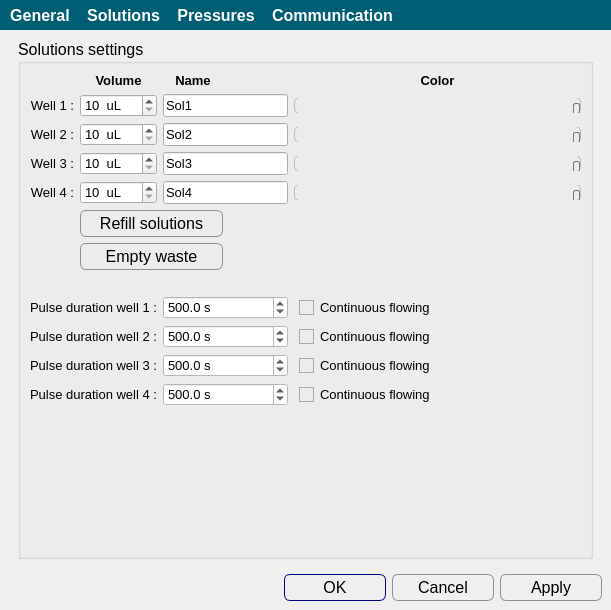
bellonemauro/Labonatip2.0, file apps/Lab-on-a-tip/tools.ui: the form before one commit.
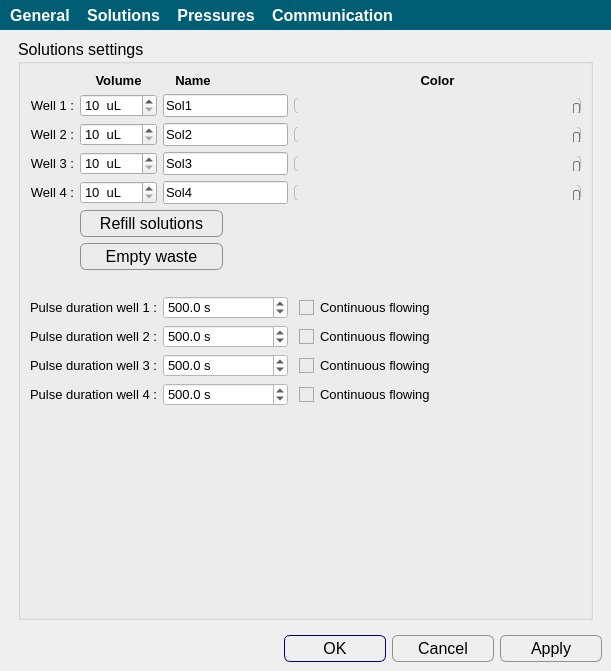
The form after the commit. The open tabs and pages were chosen to show the change. Icons and pictures are not drawn.

Patch:
```diff
--- a/apps/Lab-on-a-tip/tools.ui
+++ b/apps/Lab-on-a-tip/tools.ui
@@ -7,7 +7,7 @@
     <x>0</x>
     <y>0</y>
     <width>611</width>
-    <height>610</height>
+    <height>671</height>
    </rect>
   </property>
   <property name="windowTitle">
```
Left out of the diff: 2 changed lines with no effect on the pictures.
